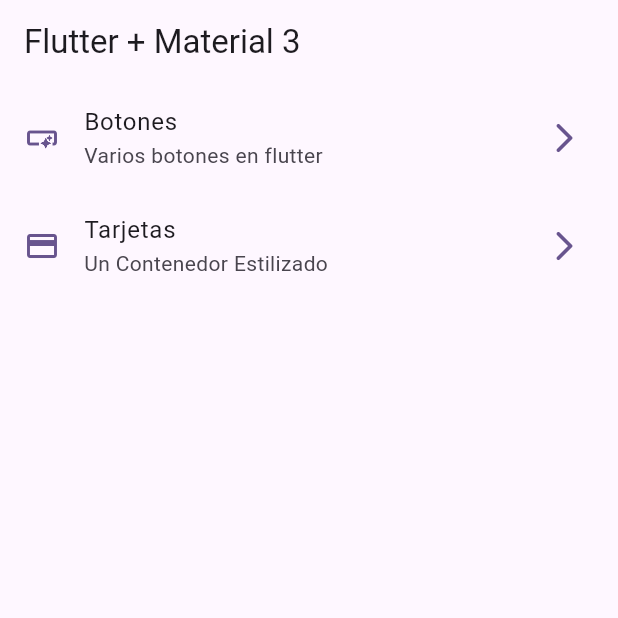
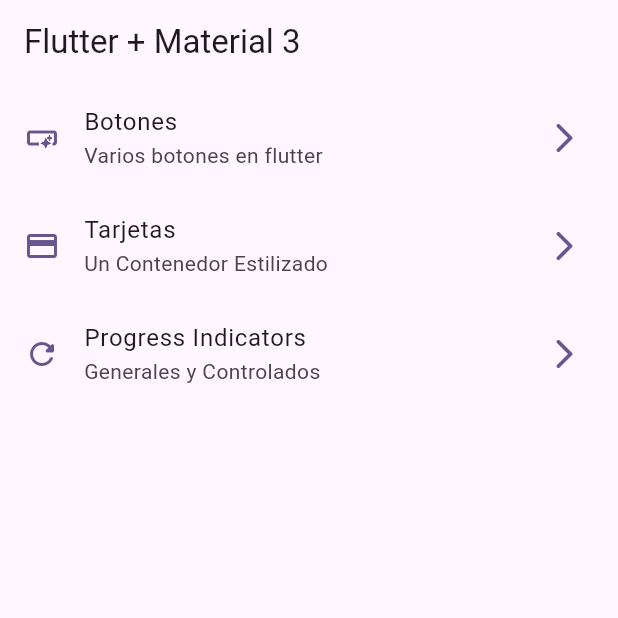
Before and after one commit to elzyra-dev03/widgets_app, a Flutter app: the screen it shows after launch, on a phone screen of 412 x 824 dp, the top half of it. Run offline on Flutter 3.47's test engine with Material 2 defaults, Android fonts, the phone set to English and light mode, and no system bars; our stand-ins replace go_router.

Commit message:
progress indicators

```diff
--- a/lib/config/menu/menu_item.dart
+++ b/lib/config/menu/menu_item.dart
@@ -25,5 +25,9 @@ const appMenuItems = <MenuItem>[
       subTitle: 'Un Contenedor Estilizado',
       link: '/cards',
       icon: Icons.credit_card),
-// MenuItem(title: 'Botones', subTitle: 'Varios botones en flutter', link: '/buttons', icon: Icons.smart_button_outlined)
+  MenuItem(
+      title: 'Progress Indicators',
+      subTitle: 'Generales y Controlados',
+      link: '/progress',
+      icon: Icons.refresh_rounded),
 ];
--- a/lib/config/router/app_router.dart
+++ b/lib/config/router/app_router.dart
@@ -18,5 +18,9 @@ final router = GoRouter(
       path: '/buttons',
       builder: (context, state) => const ButtonsScreen(),
     ),
+    GoRoute(
+      path: '/progress',
+      builder: (context, state) => const ProgressScreen(),
+    ),
   ],
 );
```
Also changed, not shown: lib/presentation/screens/progress/progress_screen.dart (+64 -1 lines).
